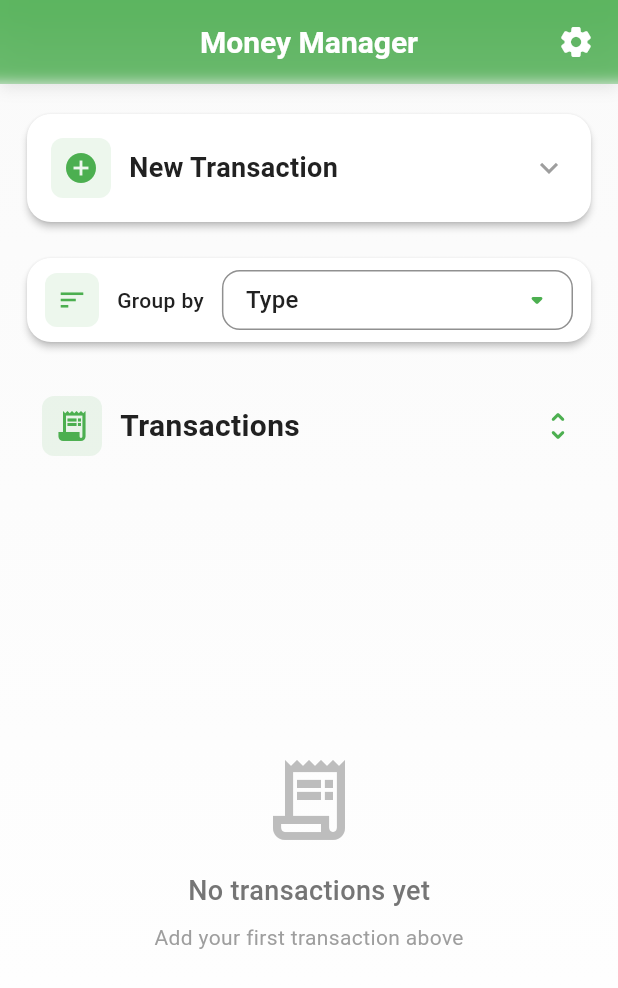
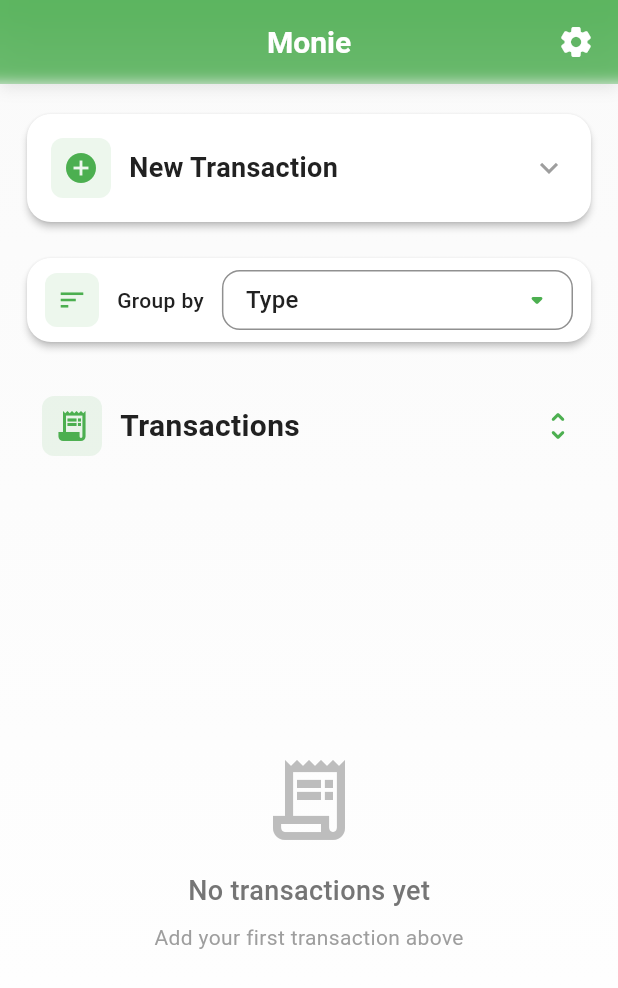
Before and after one commit to tranconguet/monie, a Flutter app: the screen it shows after launch, on a phone screen of 412 x 824 dp. Shown: the top 988 px of the screen. Run offline on Flutter 3.47's test engine with Material 2 defaults, Android fonts, the phone set to English and light mode, and no system bars; our stand-ins replace dartz, dio, equatable, flutter_bloc, flutter_native_splash, freezed_annotation and 5 more; accounts and stored records are empty.

Commit message:
update app name

```diff
--- a/lib/core/l10n/app_en.arb
+++ b/lib/core/l10n/app_en.arb
@@ -1,5 +1,5 @@
 {
-  "appName": "Money Manager",
+  "appName": "Monie",
   "newTransaction": "New Transaction",
   "groupBy": "Group by",
   "type": "Type",
--- a/lib/core/l10n/app_localizations.dart
+++ b/lib/core/l10n/app_localizations.dart
@@ -96,7 +96,7 @@ abstract class AppLocalizations {
   /// No description provided for @appName.
   ///
   /// In en, this message translates to:
-  /// **'Money Manager'**
+  /// **'Monie'**
   String get appName;
 
   /// No description provided for @newTransaction.
--- a/lib/core/l10n/app_localizations_en.dart
+++ b/lib/core/l10n/app_localizations_en.dart
@@ -5,7 +5,7 @@ class AppLocalizationsEn extends AppLocalizations {
   AppLocalizationsEn([String locale = 'en']) : super(locale);
 
   @override
-  String get appName => 'Money Manager';
+  String get appName => 'Monie';
 
   @override
   String get newTransaction => 'New Transaction';
--- a/lib/core/l10n/app_localizations_vi.dart
+++ b/lib/core/l10n/app_localizations_vi.dart
@@ -5,7 +5,7 @@ class AppLocalizationsVi extends AppLocalizations {
   AppLocalizationsVi([String locale = 'vi']) : super(locale);
 
   @override
-  String get appName => 'Quản lý chi tiêu';
+  String get appName => 'Monie';
 
   @override
   String get newTransaction => 'Giao dịch mới';
--- a/lib/core/l10n/app_vi.arb
+++ b/lib/core/l10n/app_vi.arb
@@ -1,5 +1,5 @@
 {
-  "appName": "Quản lý chi tiêu",
+  "appName": "Monie",
   "newTransaction": "Giao dịch mới",
   "groupBy": "Nhóm theo",
   "type": "Loại",
--- a/lib/main.dart
+++ b/lib/main.dart
@@ -76,7 +76,7 @@ class MyApp extends StatelessWidget {
       child: Consumer<LanguageProvider>(
         builder: (context, languageProvider, child) {
           return MaterialApp(
-            title: 'Money Manager',
+            title: 'Monie',
             theme: AppTheme.lightTheme,
             debugShowCheckedModeBanner: false,
             locale: languageProvider.locale,
--- a/pubspec.yaml
+++ b/pubspec.yaml
@@ -1,5 +1,5 @@
 name: money_manager
-description: A new Flutter project.
+description: Monie - A simple and elegant money management app.
 
 # The following line prevents the package from being accidentally published to
 # pub.dev using `flutter pub publish`. This is preferred for private packages.
```
Also changed, not shown: 2 other files.
